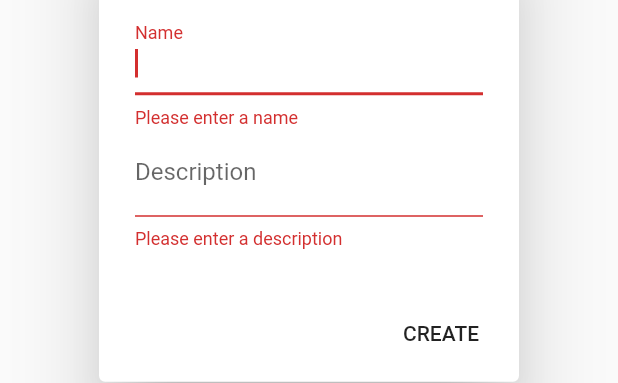
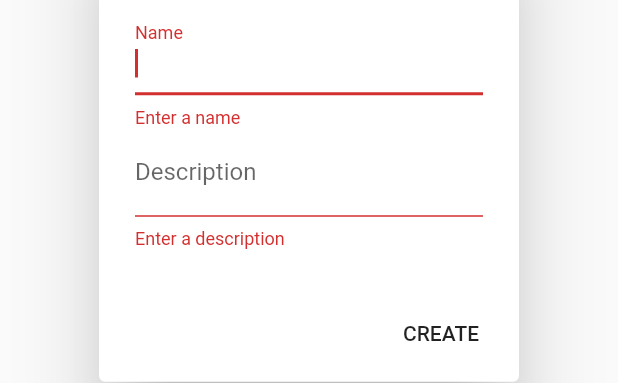
Before and after one commit to Tetr4/Initiative, a Flutter app: the AdventurerDialog widget shown alone on an empty page, opened directly with empty values, after a tap on "CREATE", on a phone screen of 412 x 824 dp. Shown: the part 474-857 px from the top of the screen. Run offline on Flutter 3.47's test engine with Material 2 defaults, Android fonts, the phone set to English and light mode, and no system bars; our stand-ins replace flutter_speed_dial, shared_preferences; accounts and stored records are empty.

Commit message:
Add german translations

```diff
--- a/lib/localization/localization.dart
+++ b/lib/localization/localization.dart
@@ -30,9 +30,9 @@ class AppLocalizations {
       'labelName': 'Name',
       'labelDescription': 'Description',
       'labelInitiative': 'Initiative',
-      'labelErrorName': 'Please enter a name',
-      'labelErrorDescription': 'Please enter a description',
-      'labelErrorInitiative': 'Please enter the rolled initiative',
+      'labelErrorName': 'Enter a name',
+      'labelErrorDescription': 'Enter a description',
+      'labelErrorInitiative': 'Enter the rolled initiative',
       'labelNpc': 'NPC',
       'labelGroup': 'Group',
       'tooltipAddParticipant': 'Add participant',
@@ -48,12 +48,49 @@ class AppLocalizations {
       'emptySubtitleGroup': 'Add adventurers and they will show up here.',
       'messageBattleEnded': 'Battle ended'
     },
-    'de': {},
+    'de': {
+      'edit': 'Bearbeiten',
+      'delete': 'Löschen',
+      'undo': 'RÜCKGÄNGIG',
+      'actionSave': 'SPEICHERN',
+      'actionCreate': 'ERSTELLEN',
+      'actionDone': 'FERTIG',
+      'actionAutoRoll': 'WÜRFELN (1-25)',
+      'titleBattle': 'Kampf',
+      'titleAddGroup': 'Gruppe hinzufügen',
+      'titleNewGroup': 'Gruppe erstellen',
+      'titleAddMember': 'Mitglied hinzufügen',
+      'titleAddNpc': 'NPC hinzufügen',
+      'titleInitiativeTie': 'Wer ist zuerst dran?',
+      'labelName': 'Name',
+      'labelDescription': 'Beschreibung',
+      'labelInitiative': 'Initiative',
+      'labelErrorName': 'Gib einen Namen ein',
+      'labelErrorDescription': 'Gib eine Beschreibung ein',
+      'labelErrorInitiative': 'Gib die gewürfelte initiative ein',
+      'labelNpc': 'NPC',
+      'labelGroup': 'Gruppe',
+      'tooltipAddParticipant': 'Teilnehmer hinzufügen',
+      'tooltipAddMember': 'Abenteurer hinzufügen',
+      'tooltipRollInitiative': 'Initiative würfeln',
+      'tooltipEndBattle': 'Kampf beenden',
+      'tooltipCreateGroup': 'Gruppe erstellen',
+      'emptyTitleGroups': 'Keine Gruppen.',
+      'emptySubtitleGroups':
+          'Erstelle eine Gruppe und sie wird hier auftauchen.',
+      'emptyTitleBattle': 'Kein aktiver Kampf.',
+      'emptySubtitleBattle':
+          'Füge Teilnehmer hinzu, um das Gefecht zu beginnen.',
+      'emptyTitleGroup': 'Keine Gruppenmitglieder.',
+      'emptySubtitleGroup':
+          'Füge Abenteurer hinzu und sie werden hier auftauchen.',
+      'messageBattleEnded': 'Kampf beendet'
+    },
   };
 
   static Map<String, Map<String, Function>> _localizedTemplates = {
     'en': {
-      'titleGroup': (Group group) => 'Edit ${group.name}',
+      'titleEdit': (String name) => 'Edit $name',
       'titleInitiative': (Character char) => "${char.name}'s initiative",
       'deleted': (String name) => '$name deleted',
       'removed': (String name) => '$name removed',
@@ -63,7 +100,16 @@ class AppLocalizations {
       'groupSubtitle': (Group group) =>
           '${group.members.length} adventurer${pluralS(group.members)}',
     },
-    'de': {},
+    'de': {
+      'titleEdit': (String name) => '$name bearbeiten',
+      'titleInitiative': (Character char) => "${char.name}s Initiative",
+      'deleted': (String name) => '$name entfernt',
+      'removed': (String name) => '$name entfernt',
+      'groupsDeleted': (int count) => "$count Gruppen entfernt",
+      'membersDeleted': (int count) => "$count Mitglieder entfernt",
+      'itemsSelected': (int count) => '$count ausgewählt',
+      'groupSubtitle': (Group group) => '${group.members.length} Abenteurer',
+    },
   };
 
   String _getValue(String key) =>
@@ -139,7 +185,7 @@ class AppLocalizations {
 
   String get messageBattleEnded => _getValue('messageBattleEnded');
 
-  String titleGroup(Group group) => _getTemplate('titleGroup')(group);
+  String titleEdit(String name) => _getTemplate('titleEdit')(name);
 
   String titleInitiative(Character c) => _getTemplate('titleInitiative')(c);
 
--- a/lib/screens/adventurers.dart
+++ b/lib/screens/adventurers.dart
@@ -76,7 +76,7 @@ class _AdventurersScreenState extends State<AdventurersScreen> {
       title: Text(
         selectedItems > 0
             ? AppLocalizations.of(context).itemsSelected(selectedItems)
-            : AppLocalizations.of(context).titleGroup(group),
+            : AppLocalizations.of(context).titleEdit(group.name),
       ),
       actions: actions,
     );
--- a/lib/screens/dialogs/adventurer.dart
+++ b/lib/screens/dialogs/adventurer.dart
@@ -30,7 +30,7 @@ class _AdventurerDialogState extends State<AdventurerDialog> {
     return AlertDialog(
       title: Text(
         adventurer != null
-            ? "Edit ${adventurer.name}"
+            ? AppLocalizations.of(context).titleEdit(adventurer.name)
             : AppLocalizations.of(context).titleAddMember,
       ),
       content: Form(
```
